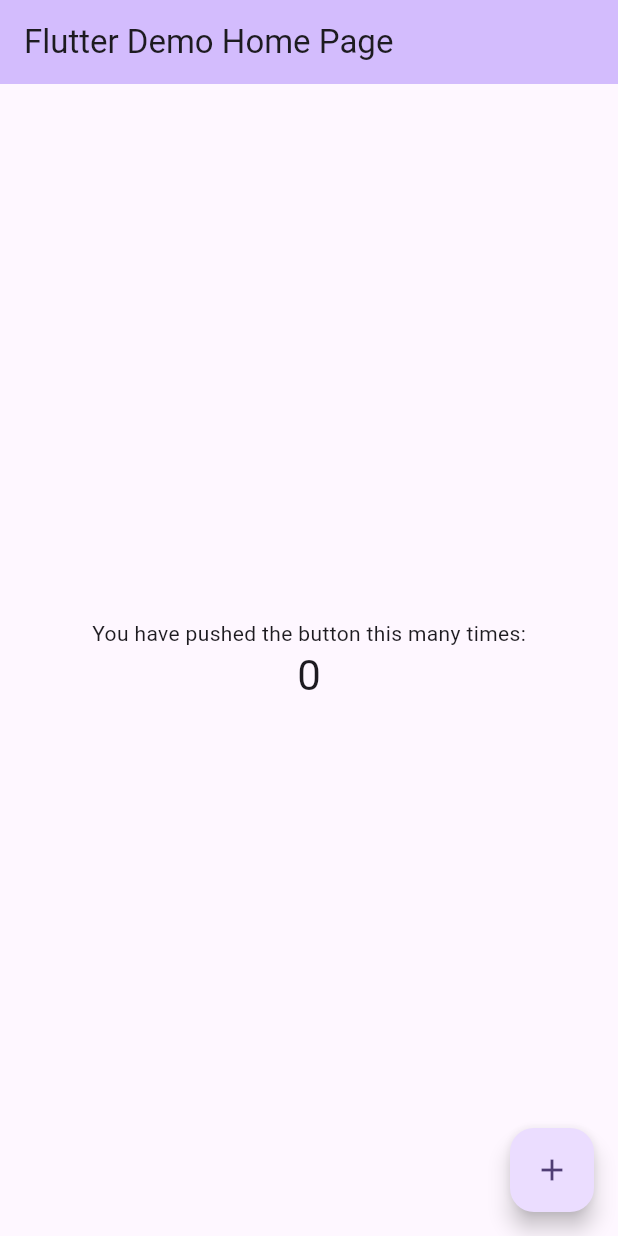
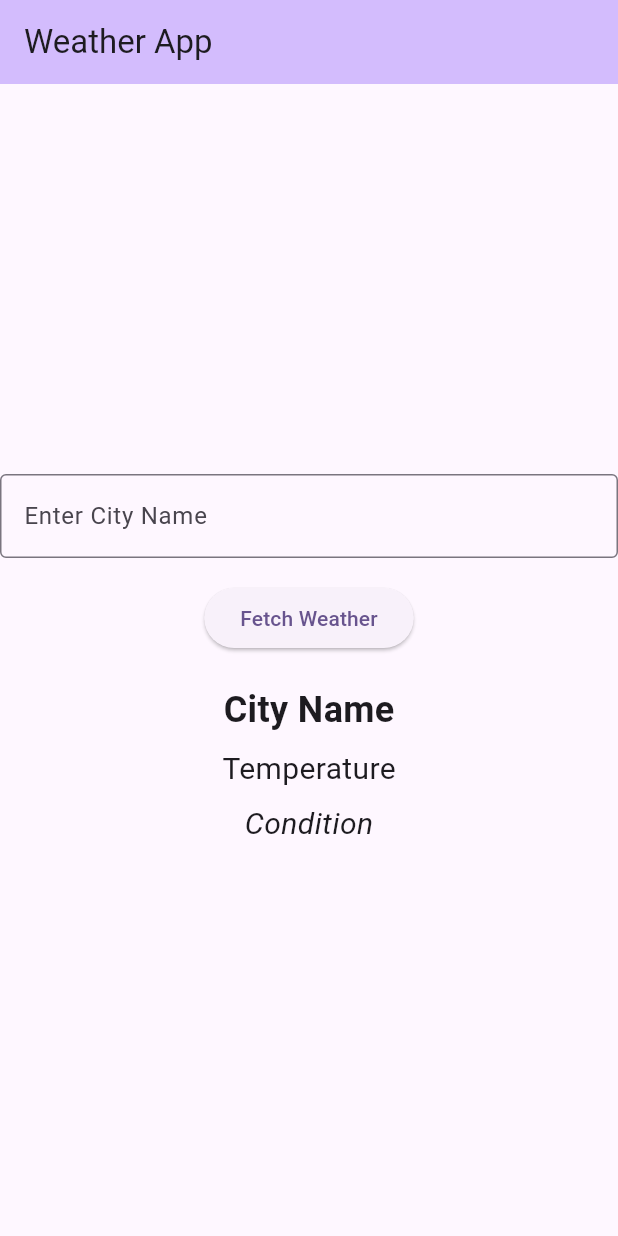
Before and after one commit to Vivianavvg/weatherApp, a Flutter app: the screen it shows after launch, on a phone screen of 412 x 824 dp. Run offline on Flutter 3.47's test engine with Material 3 defaults, Android fonts, the light colour scheme and no system bars.

Commit message:
Basic UI input field and button

```diff
--- a/lib/main.dart
+++ b/lib/main.dart
@@ -1,125 +1,99 @@
 import 'package:flutter/material.dart';
 
 void main() {
-  runApp(const MyApp());
+  runApp(const WeatherApp());
 }
 
-class MyApp extends StatelessWidget {
-  const MyApp({super.key});
+class WeatherApp extends StatelessWidget {
+  const WeatherApp({super.key});
 
   // This widget is the root of your application.
   @override
   Widget build(BuildContext context) {
     return MaterialApp(
-      title: 'Flutter Demo',
+      title: 'Weather App',
       theme: ThemeData(
-        // This is the theme of your application.
-        //
-        // TRY THIS: Try running your application with "flutter run". You'll see
-        // the application has a purple toolbar. Then, without quitting the app,
-        // try changing the seedColor in the colorScheme below to Colors.green
-        // and then invoke "hot reload" (save your changes or press the "hot
-        // reload" button in a Flutter-supported IDE, or press "r" if you used
-        // the command line to start the app).
-        //
-        // Notice that the counter didn't reset back to zero; the application
-        // state is not lost during the reload. To reset the state, use hot
-        // restart instead.
-        //
-        // This works for code too, not just values: Most code changes can be
-        // tested with just a hot reload.
         colorScheme: ColorScheme.fromSeed(seedColor: Colors.deepPurple),
         useMaterial3: true,
       ),
-      home: const MyHomePage(title: 'Flutter Demo Home Page'),
+      home: const WeatherHomePage(),
     );
   }
 }
 
-class MyHomePage extends StatefulWidget {
-  const MyHomePage({super.key, required this.title});
+class WeatherHomePage extends StatefulWidget {
+  const WeatherHomePage({super.key});
 
-  // This widget is the home page of your application. It is stateful, meaning
-  // that it has a State object (defined below) that contains fields that affect
-  // how it looks.
-
-  // This class is the configuration for the state. It holds the values (in this
-  // case the title) provided by the parent (in this case the App widget) and
-  // used by the build method of the State. Fields in a Widget subclass are
-  // always marked "final".
-
-  final String title;
 
   @override
-  State<MyHomePage> createState() => _MyHomePageState();
+  WeatherHomePageState createState() => WeatherHomePageState();
 }
 
-class _MyHomePageState extends State<MyHomePage> {
-  int _counter = 0;
 
-  void _incrementCounter() {
-    setState(() {
-      // This call to setState tells the Flutter framework that something has
-      // changed in this State, which causes it to rerun the build method below
-      // so that the display can reflect the updated values. If we changed
-      // _counter without calling setState(), then the build method would not be
-      // called again, and so nothing would appear to happen.
-      _counter++;
+
+class WeatherHomePageState extends State<WeatherHomePage> {
+  final TextEditingController _cityController = TextEditingController();
+  String cityName = 'City Name';
+  String temperature = 'Temperature';
+  String weatherCondition = 'Condition';
+
+  void _fetchWeather(){
+    setState((){
+      //Placeholder: replace with actual API call Later
+      cityName = _cityController.text.isNotEmpty ? _cityController.text : 'Unknown';
+      temperature = '25C';
+      weatherCondition = 'Sunny';
     });
   }
 
+
+
   @override
   Widget build(BuildContext context) {
-    // This method is rerun every time setState is called, for instance as done
-    // by the _incrementCounter method above.
-    //
-    // The Flutter framework has been optimized to make rerunning build methods
-    // fast, so that you can just rebuild anything that needs updating rather
-    // than having to individually change instances of widgets.
+
     return Scaffold(
       appBar: AppBar(
-        // TRY THIS: Try changing the color here to a specific color (to
-        // Colors.amber, perhaps?) and trigger a hot reload to see the AppBar
-        // change color while the other colors stay the same.
+
         backgroundColor: Theme.of(context).colorScheme.inversePrimary,
-        // Here we take the value from the MyHomePage object that was created by
-        // the App.build method, and use it to set our appbar title.
-        title: Text(widget.title),
+
+        title: const Text('Weather App'),
       ),
       body: Center(
-        // Center is a layout widget. It takes a single child and positions it
-        // in the middle of the parent.
+
         child: Column(
-          // Column is also a layout widget. It takes a list of children and
-          // arranges them vertically. By default, it sizes itself to fit its
-          // children horizontally, and tries to be as tall as its parent.
-          //
-          // Column has various properties to control how it sizes itself and
-          // how it positions its children. Here we use mainAxisAlignment to
-          // center the children vertically; the main axis here is the vertical
-          // axis because Columns are vertical (the cross axis would be
-          // horizontal).
-          //
-          // TRY THIS: Invoke "debug painting" (choose the "Toggle Debug Paint"
-          // action in the IDE, or press "p" in the console), to see the
-          // wireframe for each widget.
+
           mainAxisAlignment: MainAxisAlignment.center,
-          children: <Widget>[
-            const Text(
-              'You have pushed the button this many times:',
+          children: [
+            TextField(
+              controller: _cityController,
+              decoration: InputDecoration(
+                labelText: 'Enter City Name',
+                border: OutlineInputBorder()
+              ),
             ),
+            const SizedBox(height: 16),
+            ElevatedButton(
+              onPressed: _fetchWeather,
+              child: const Text('Fetch Weather'),
+            ),
+            const SizedBox(height: 20),
             Text(
-              '$_counter',
-              style: Theme.of(context).textTheme.headlineMedium,
+              cityName,
+              style: const TextStyle(fontSize: 24, fontWeight: FontWeight.bold),
+            ),
+            const SizedBox(height: 8),
+            Text(
+              temperature,
+              style: const TextStyle(fontSize: 20),
+            ),
+            const SizedBox(height: 8),
+            Text(
+            weatherCondition,
+            style: const TextStyle(fontSize: 20, fontStyle: FontStyle.italic),
             ),
           ],
         ),
       ),
-      floatingActionButton: FloatingActionButton(
-        onPressed: _incrementCounter,
-        tooltip: 'Increment',
-        child: const Icon(Icons.add),
-      ), // This trailing comma makes auto-formatting nicer for build methods.
     );
   }
 }
```
